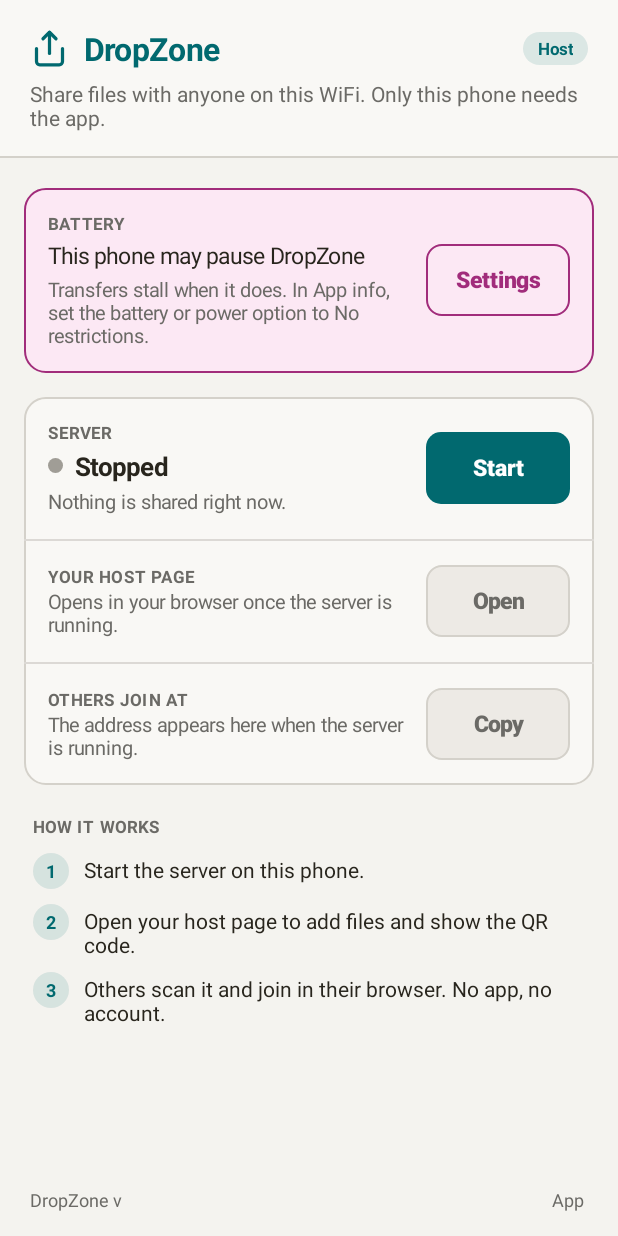
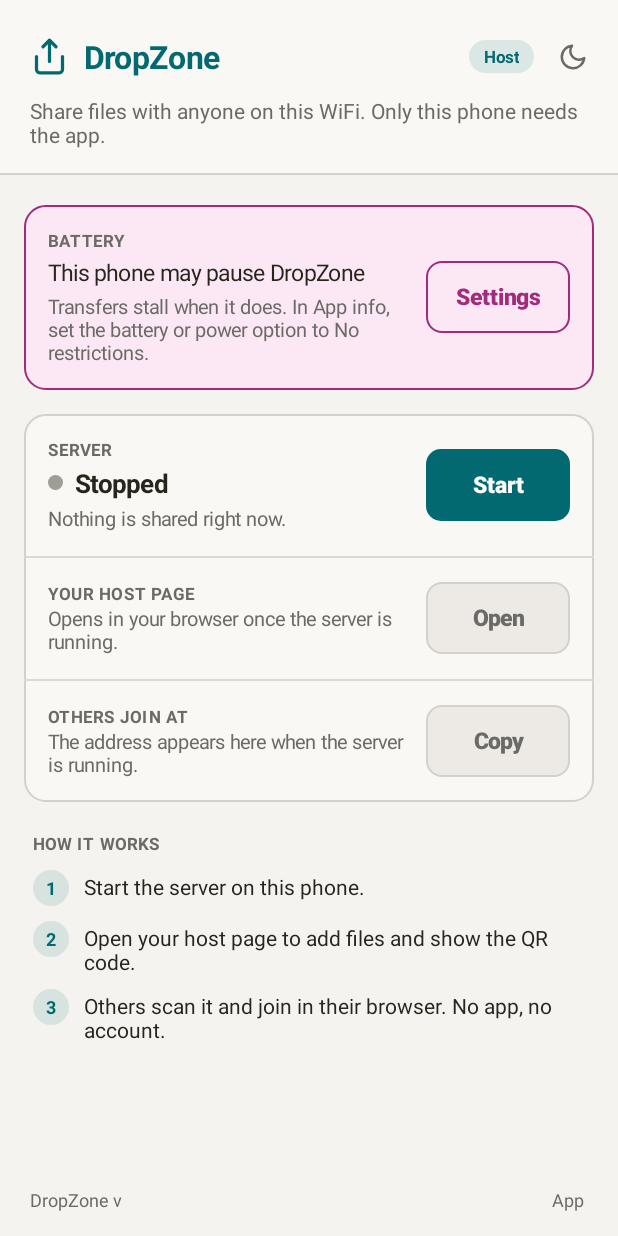
Before and after one commit to visualcurrent/DropZone, an Android app: the screen it shows after launch (MainActivity), on a phone screen of 412 x 824 dp. Run offline under Robolectric (Android 15) with nearby library versions, the phone set to English and light mode, and no system bars; libraries missing offline, so code that uses them is left out: com.chaquo.python.

Commit message:
App 0.1.07: light/dark button; session close (LOG 2026-11-16)
Sun/moon button in the app's header rebuilds the screen in the other palette; choice kept only while the process lives. Session close: SESSION, PLAN 21, indexes.

Co-Authored-By: Claude Fable 5.2 <noreply@anthropic.com>

```diff
--- a/android/app/build.gradle
+++ b/android/app/build.gradle
@@ -21,7 +21,7 @@ def coreMatch = (coreDst.getText('UTF-8') =~ /(?m)^__version__\s*=\s*"([^"]+)"/)
 def coreVersion = coreMatch.find() ? coreMatch.group(1) : 'unknown'
 
 // Wrapper's own version (release.beta.incremental, same scheme as DropZone).
-def wrapperVersion = '0.1.06'
+def wrapperVersion = '0.1.07'
 
 android {
     namespace 'com.visualcurrent.dropzone'
@@ -31,7 +31,7 @@ android {
         applicationId 'com.visualcurrent.dropzone'
         minSdk 26               // Android 8.0
         targetSdk 35
-        versionCode 6
+        versionCode 7
         versionName "${wrapperVersion}-dz${coreVersion}"
 
         // Constants the Java code reads as BuildConfig.CORE_VERSION etc., so the
--- a/android/app/src/main/java/com/visualcurrent/dropzone/MainActivity.java
+++ b/android/app/src/main/java/com/visualcurrent/dropzone/MainActivity.java
@@ -55,6 +55,15 @@ public class MainActivity extends Activity {
     private int cBg, cSurf, cOff, cBorder, cDiv, cTxt, cMuted, cPri, cPriHl, cOnPri, cErr, cErrBg, cDotOff;
     private float density;   // pixels per dp on this screen
 
+    // Light or dark. `night` is what the screen shows now. `nightChoice` is the
+    // header button's choice: null until the button is first tapped (the phone's
+    // setting applies), then true/false. It is static so it survives Android
+    // rebuilding the screen (rotation, the phone's own theme switch) but is
+    // forgotten when the app's process ends; nothing is written to storage, as
+    // on the web page, where the theme is not remembered between sessions.
+    private boolean night;
+    private static Boolean nightChoice = null;
+
     // Widgets that change between Stopped and Running.
     private View serverDot, batteryCard;
     private TextView serverState, serverSub, hostMain, hostSub, joinMain, joinSub, stopNote, step1Num, step1Text;
@@ -79,21 +88,41 @@ public class MainActivity extends Activity {
     protected void onCreate(Bundle savedInstanceState) {
         super.onCreate(savedInstanceState);
         density = getResources().getDisplayMetrics().density;
-        boolean night = (getResources().getConfiguration().uiMode
+        // Start from the phone's light/dark setting, unless the header's button
+        // was used since the app was opened (nightChoice, see its comment).
+        boolean phoneNight = (getResources().getConfiguration().uiMode
                 & Configuration.UI_MODE_NIGHT_MASK) == Configuration.UI_MODE_NIGHT_YES;
+        night = (nightChoice != null) ? nightChoice : phoneNight;
+        buildScreen();
+
+        // Android 13+ hides notifications until the user allows them. The
+        // server runs either way; this only makes its notification visible.
+        if (Build.VERSION.SDK_INT >= 33
+                && checkSelfPermission(Manifest.permission.POST_NOTIFICATIONS)
+                   != PackageManager.PERMISSION_GRANTED) {
+            requestPermissions(new String[]{Manifest.permission.POST_NOTIFICATIONS}, 1);
+        }
+    }
+
+    /**
+     * Builds the whole screen in the colours for `night` and shows it. Called
+     * once from onCreate and again each time the header's light/dark button is
+     * tapped: every colour is baked into the widgets as they are made, so a
+     * theme change is a rebuild, not a restyle.
+     */
+    private void buildScreen() {
         loadPalette(night);
 
         // System bars: match the page colours, and ask for dark icons on the
-        // light theme. (Android 15+ ignores the two colour calls and instead
-        // draws the app under the bars; the root's fitsSystemWindows below
-        // keeps our content clear of them either way.)
+        // light theme (0 clears that request again for the dark theme).
+        // (Android 15+ ignores the two colour calls and instead draws the app
+        // under the bars; the root's fitsSystemWindows below keeps our content
+        // clear of them either way.)
         getWindow().setBackgroundDrawable(new ColorDrawable(cBg));
         getWindow().setStatusBarColor(cSurf);
         getWindow().setNavigationBarColor(cSurf);
-        if (!night) {
-            getWindow().getDecorView().setSystemUiVisibility(
-                    View.SYSTEM_UI_FLAG_LIGHT_STATUS_BAR | View.SYSTEM_UI_FLAG_LIGHT_NAVIGATION_BAR);
-        }
+        getWindow().getDecorView().setSystemUiVisibility(night ? 0
+                : View.SYSTEM_UI_FLAG_LIGHT_STATUS_BAR | View.SYSTEM_UI_FLAG_LIGHT_NAVIGATION_BAR);
 
         LinearLayout root = new LinearLayout(this);
         root.setOrientation(LinearLayout.VERTICAL);
@@ -113,13 +142,9 @@ public class MainActivity extends Activity {
         root.addView(buildFooter());
         setContentView(root);
 
-        // Android 13+ hides notifications until the user allows them. The
-        // server runs either way; this only makes its notification visible.
-        if (Build.VERSION.SDK_INT >= 33
-                && checkSelfPermission(Manifest.permission.POST_NOTIFICATIONS)
-                   != PackageManager.PERMISSION_GRANTED) {
-            requestPermissions(new String[]{Manifest.permission.POST_NOTIFICATIONS}, 1);
-        }
+        // The widgets are new and still show their Stopped defaults: forget
+        // what was shown so the next refresh() fills them in from the service.
+        shownState = null;
     }
 
     @Override
@@ -293,6 +318,26 @@ public class MainActivity extends Activity {
         top.addView(logo, logoLp);
         top.addView(name, new LinearLayout.LayoutParams(0, LinearLayout.LayoutParams.WRAP_CONTENT, 1f));
         top.addView(badge);                                  // pushed to the right edge by the name's weight
+
+        // Light/dark button, as on the web page: a sun while dark (tap = light),
+        // a moon while light (tap = dark). 20dp drawing inside a 40dp touch
+        // target. A tap records the choice, rebuilds the screen in the other
+        // palette and refreshes at once so Running/Stopped does not blink.
+        ImageView themeBtn = new ImageView(this);
+        themeBtn.setImageResource(night ? R.drawable.ic_sun : R.drawable.ic_moon);
+        themeBtn.setColorFilter(cMuted);
+        themeBtn.setPadding(px(10), px(10), px(10), px(10));
+        themeBtn.setContentDescription(night ? "Switch to light theme" : "Switch to dark theme");
+        themeBtn.setOnClickListener(v -> {
+            nightChoice = !night;
+            night = nightChoice;
+            buildScreen();
+            refresh();
+        });
+        LinearLayout.LayoutParams themeLp = new LinearLayout.LayoutParams(px(40), px(40));
+        themeLp.leftMargin = px(6);
+        themeLp.rightMargin = -px(10);           // let the icon, not its padding, line up with the right edge
+        top.addView(themeBtn, themeLp);
 
         TextView tagline = text("Share files with anyone on this WiFi. Only this phone needs the app.",
                 14, cMuted, false);
--- /dev/null
+++ b/android/app/src/main/res/drawable/ic_moon.xml
@@ -0,0 +1,15 @@
+<?xml version="1.0" encoding="utf-8"?>
+<!-- Moon for the header's light/dark button, shown while the screen is light
+     (tap = go dark). Same path as MOON_ICO in DropZone.py. Drawn white;
+     MainActivity tints it at runtime, so one file serves both themes. -->
+<vector xmlns:android="http://schemas.android.com/apk/res/android"
+    android:width="20dp"
+    android:height="20dp"
+    android:viewportWidth="24"
+    android:viewportHeight="24">
+    <path
+        android:pathData="M21,12.79A9,9 0,1 1,11.21 3,7 7,0 0,0 21,12.79z"
+        android:strokeColor="#FFFFFFFF"
+        android:strokeWidth="2"
+        android:strokeLineJoin="round" />
+</vector>
--- /dev/null
+++ b/android/app/src/main/res/drawable/ic_sun.xml
@@ -0,0 +1,22 @@
+<?xml version="1.0" encoding="utf-8"?>
+<!-- Sun for the header's light/dark button, shown while the screen is dark
+     (tap = go light). Same drawing as the SUN icon in DropZone.py's initTheme:
+     a circle of radius 5 and eight short rays. Drawn white; MainActivity tints
+     it at runtime. -->
+<vector xmlns:android="http://schemas.android.com/apk/res/android"
+    android:width="20dp"
+    android:height="20dp"
+    android:viewportWidth="24"
+    android:viewportHeight="24">
+    <!-- disc: a circle written as two half-turn arcs (vector paths have no circle element) -->
+    <path
+        android:pathData="M7,12a5,5 0,1 0,10 0a5,5 0,1 0,-10 0"
+        android:strokeColor="#FFFFFFFF"
+        android:strokeWidth="2" />
+    <!-- rays: up, down, four diagonals, left, right -->
+    <path
+        android:pathData="M12,1v2M12,21v2M4.22,4.22l1.42,1.42M18.36,18.36l1.42,1.42M1,12h2M21,12h2M4.22,19.78l1.42,-1.42M18.36,5.64l1.42,-1.42"
+        android:strokeColor="#FFFFFFFF"
+        android:strokeWidth="2"
+        android:strokeLineCap="round" />
+</vector>
```
Also changed, not shown: 5 other files.
